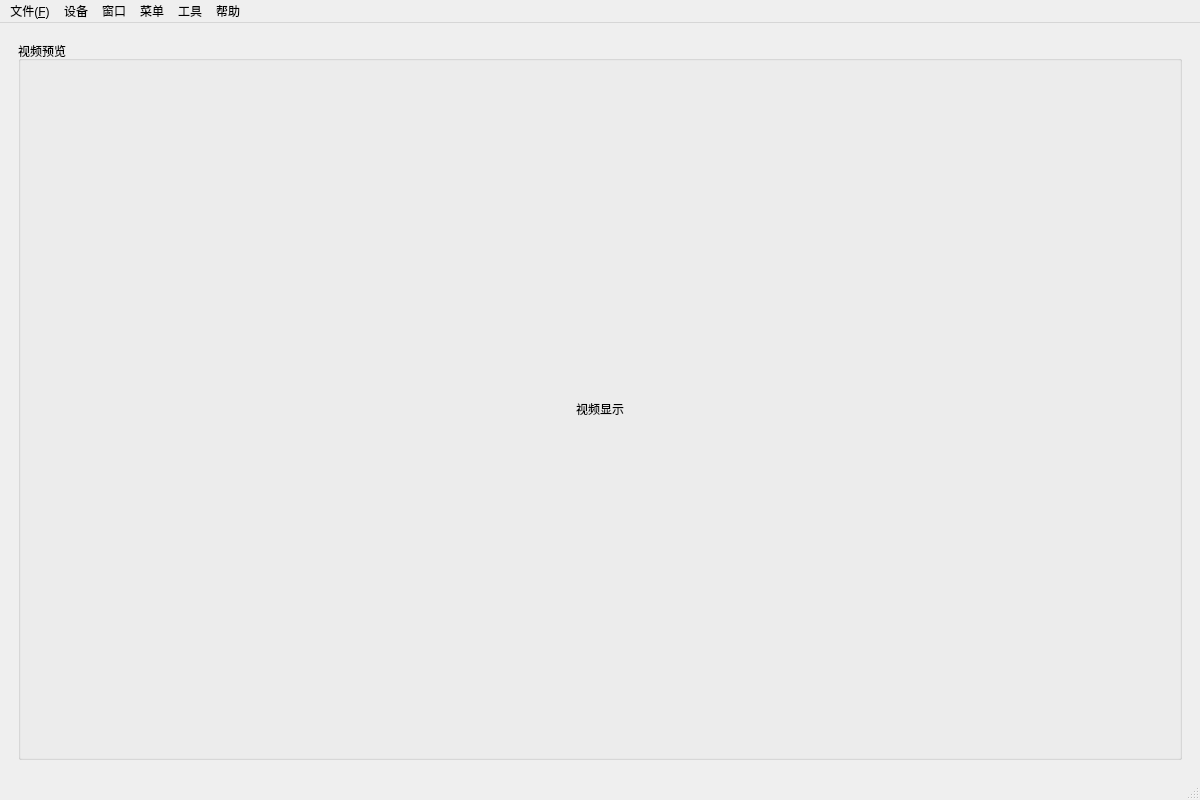
First picture: the form in ui/mainwindow1.ui, repository choushunn/ToupCameraDemo, before the edit.
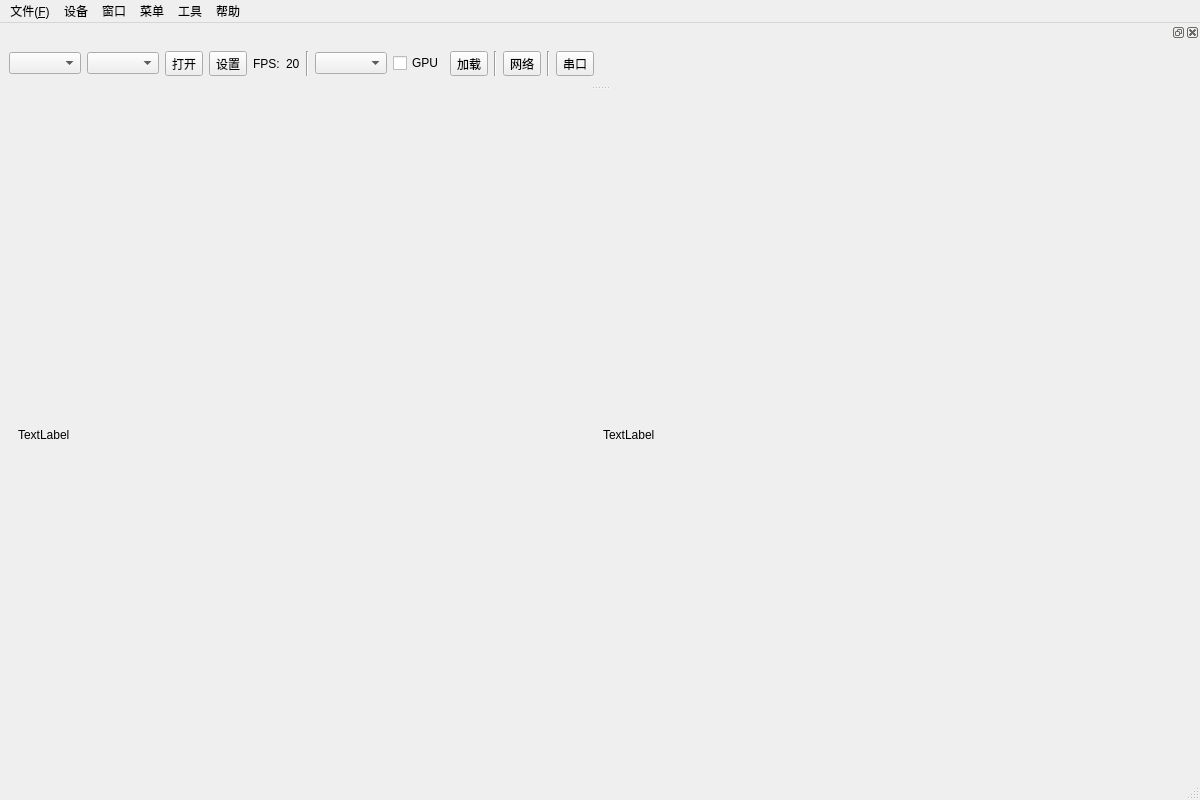
Second picture: the form after the edit.

The edit to the form file:
```diff
--- a/ui/mainwindow1.ui
+++ b/ui/mainwindow1.ui
@@ -29,49 +29,23 @@
      <height>0</height>
     </size>
    </property>
-   <layout class="QHBoxLayout" name="horizontalLayout">
+   <layout class="QVBoxLayout" name="verticalLayout">
     <item>
      <widget class="QStackedWidget" name="stackedWidget">
-      <property name="sizePolicy">
-       <sizepolicy hsizetype="Preferred" vsizetype="Preferred">
-        <horstretch>5</horstretch>
-        <verstretch>0</verstretch>
-       </sizepolicy>
-      </property>
-      <property name="currentIndex">
-       <number>0</number>
-      </property>
       <widget class="QWidget" name="page">
-       <layout class="QHBoxLayout" name="horizontalLayout_7">
+       <layout class="QHBoxLayout" name="horizontalLayout_2">
         <item>
-         <widget class="QGroupBox" name="groupBox">
-          <property name="sizePolicy">
-           <sizepolicy hsizetype="Preferred" vsizetype="Preferred">
-            <horstretch>4</horstretch>
-            <verstretch>0</verstretch>
-           </sizepolicy>
+         <widget class="QLabel" name="label_2">
+          <property name="text">
+           <string>TextLabel</string>
           </property>
-          <property name="title">
-           <string>视频预览</string>
+         </widget>
+        </item>
+        <item>
+         <widget class="QLabel" name="label">
+          <property name="text">
+           <string>TextLabel</string>
           </property>
-          <layout class="QHBoxLayout" name="horizontalLayout_2">
-           <item>
-            <widget class="QLabel" name="m_lbl_display">
-             <property name="sizePolicy">
-              <sizepolicy hsizetype="Expanding" vsizetype="Expanding">
-               <horstretch>0</horstretch>
-               <verstretch>0</verstretch>
-              </sizepolicy>
-             </property>
-             <property name="text">
-              <string>视频显示</string>
-             </property>
-             <property name="alignment">
-              <set>Qt::AlignCenter</set>
-             </property>
-            </widget>
-           </item>
-          </layout>
          </widget>
         </item>
        </layout>
@@ -133,6 +107,168 @@
    <addaction name="menu_3"/>
   </widget>
   <widget class="QStatusBar" name="statusbar"/>
+  <widget class="QDockWidget" name="dockWidget">
+   <attribute name="dockWidgetArea">
+    <number>4</number>
+   </attribute>
+   <widget class="QWidget" name="dockWidgetContents">
+    <layout class="QHBoxLayout" name="horizontalLayout">
+     <item>
+      <widget class="QComboBox" name="m_cam_list">
+       <property name="sizePolicy">
+        <sizepolicy hsizetype="Preferred" vsizetype="Fixed">
+         <horstretch>0</horstretch>
+         <verstretch>0</verstretch>
+        </sizepolicy>
+       </property>
+      </widget>
+     </item>
+     <item>
+      <widget class="QComboBox" name="m_res_list">
+       <property name="sizePolicy">
+        <sizepolicy hsizetype="Preferred" vsizetype="Fixed">
+         <horstretch>0</horstretch>
+         <verstretch>0</verstretch>
+        </sizepolicy>
+       </property>
+      </widget>
+     </item>
+     <item>
+      <widget class="QToolButton" name="m_open_camera">
+       <property name="sizePolicy">
+        <sizepolicy hsizetype="Fixed" vsizetype="Fixed">
+         <horstretch>1</horstretch>
+         <verstretch>0</verstretch>
+        </sizepolicy>
+       </property>
+       <property name="text">
+        <string>打开</string>
+       </property>
+      </widget>
+     </item>
+     <item>
+      <widget class="QToolButton" name="m_cam_setting">
+       <property name="sizePolicy">
+        <sizepolicy hsizetype="Fixed" vsizetype="Fixed">
+         <horstretch>1</horstretch>
+         <verstretch>0</verstretch>
+        </sizepolicy>
+       </property>
+       <property name="text">
+        <string>设置</string>
+       </property>
+      </widget>
+     </item>
+     <item>
+      <widget class="QLabel" name="label_3">
+       <property name="text">
+        <string>FPS:</string>
+       </property>
+      </widget>
+     </item>
+     <item>
+      <widget class="QLabel" name="label_4">
+       <property name="text">
+        <string>20</string>
+       </property>
+      </widget>
+     </item>
+     <item>
+      <widget class="Line" name="line">
+       <property name="orientation">
+        <enum>Qt::Vertical</enum>
+       </property>
+      </widget>
+     </item>
+     <item>
+      <widget class="QComboBox" name="m_onnx_list">
+       <property name="sizePolicy">
+        <sizepolicy hsizetype="Preferred" vsizetype="Fixed">
+         <horstretch>0</horstretch>
+         <verstretch>0</verstretch>
+        </sizepolicy>
+       </property>
+      </widget>
+     </item>
+     <item>
+      <widget class="QCheckBox" name="m_isGPU">
+       <property name="sizePolicy">
+        <sizepolicy hsizetype="Minimum" vsizetype="Fixed">
+         <horstretch>0</horstretch>
+         <verstretch>0</verstretch>
+        </sizepolicy>
+       </property>
+       <property name="text">
+        <string>GPU</string>
+       </property>
+      </widget>
+     </item>
+     <item>
+      <widget class="QToolButton" name="toolButton_2">
+       <property name="sizePolicy">
+        <sizepolicy hsizetype="Fixed" vsizetype="Fixed">
+         <horstretch>1</horstretch>
+         <verstretch>0</verstretch>
+        </sizepolicy>
+       </property>
+       <property name="text">
+        <string>加载</string>
+       </property>
+      </widget>
+     </item>
+     <item>
+      <widget class="Line" name="line_2">
+       <property name="orientation">
+        <enum>Qt::Vertical</enum>
+       </property>
+      </widget>
+     </item>
+     <item>
+      <widget class="QToolButton" name="m_websocket">
+       <property name="sizePolicy">
+        <sizepolicy hsizetype="Fixed" vsizetype="Fixed">
+         <horstretch>1</horstretch>
+         <verstretch>0</verstretch>
+        </sizepolicy>
+       </property>
+       <property name="text">
+        <string>网络</string>
+       </property>
+      </widget>
+     </item>
+     <item>
+      <widget class="Line" name="line_3">
+       <property name="orientation">
+        <enum>Qt::Vertical</enum>
+       </property>
+      </widget>
+     </item>
+     <item>
+      <widget class="QToolButton" name="toolButton">
+       <property name="sizePolicy">
+        <sizepolicy hsizetype="Fixed" vsizetype="Fixed">
+         <horstretch>1</horstretch>
+         <verstretch>0</verstretch>
+        </sizepolicy>
+       </property>
+       <property name="text">
+        <string>串口</string>
+       </property>
+      </widget>
+     </item>
+     <item>
+      <widget class="QWidget" name="widget" native="true">
+       <property name="sizePolicy">
+        <sizepolicy hsizetype="Expanding" vsizetype="Preferred">
+         <horstretch>0</horstretch>
+         <verstretch>0</verstretch>
+        </sizepolicy>
+       </property>
+      </widget>
+     </item>
+    </layout>
+   </widget>
+  </widget>
   <action name="action">
    <property name="text">
     <string>打开</string>
```
